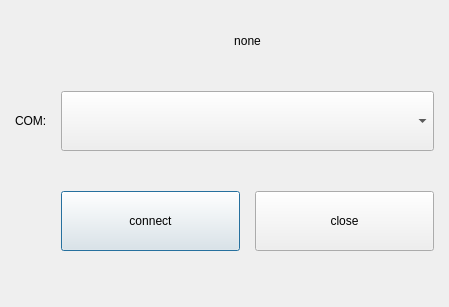
Before: the Qt Designer form mconnectdlg.ui in yuanjinxin123/shenglei, drawn with Qt 5.
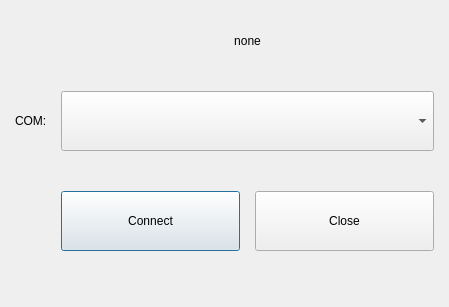
After: the same form once the commit is applied.

Patch:
```diff
--- a/mconnectdlg.ui
+++ b/mconnectdlg.ui
@@ -122,7 +122,7 @@
           </size>
          </property>
          <property name="text">
-          <string>connect</string>
+          <string>Connect</string>
          </property>
         </widget>
        </item>
@@ -157,7 +157,7 @@
           </size>
          </property>
          <property name="text">
-          <string>close</string>
+          <string>Close</string>
          </property>
         </widget>
        </item>
```
